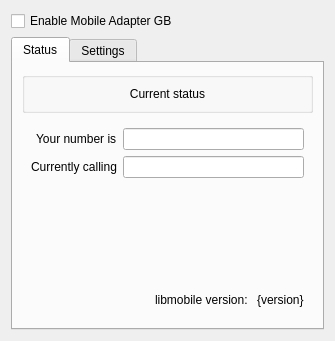
Before: the Qt Designer form src/platform/qt/MobileAdapterView.ui in zenaror/mgba, drawn with Qt 5.
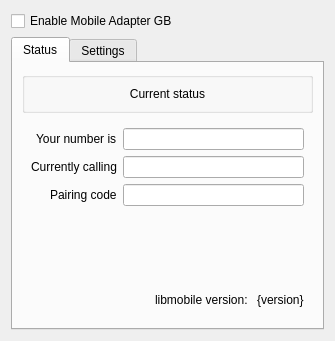
After: the same form once the commit is applied.

Commit message:
Core: Derive the device identity and expose the pairing code
The identity comes from the machine and is hashed together with the
frontend name, which for this emulator is the literal "mgba"; the library
holds the authorize while it is derived. The pairing code that names the
device on the site is formatted by the library, so every frontend shows the
same code, and both the console screen and the Qt view show it.

What changed in the file:
```diff
--- a/src/platform/qt/MobileAdapterView.ui
+++ b/src/platform/qt/MobileAdapterView.ui
@@ -76,6 +76,23 @@
             </property>
            </widget>
           </item>
+          <item row="2" column="0">
+           <widget class="QLabel" name="label_pairingCode">
+            <property name="text">
+             <string>Pairing code</string>
+            </property>
+           </widget>
+          </item>
+          <item row="2" column="1">
+           <widget class="QLineEdit" name="pairingCode">
+            <property name="toolTip">
+             <string>Identifies this computer in the account's device list</string>
+            </property>
+            <property name="readOnly">
+             <bool>true</bool>
+            </property>
+           </widget>
+          </item>
          </layout>
         </widget>
        </item>
```
The commit also changes 11 other files.
